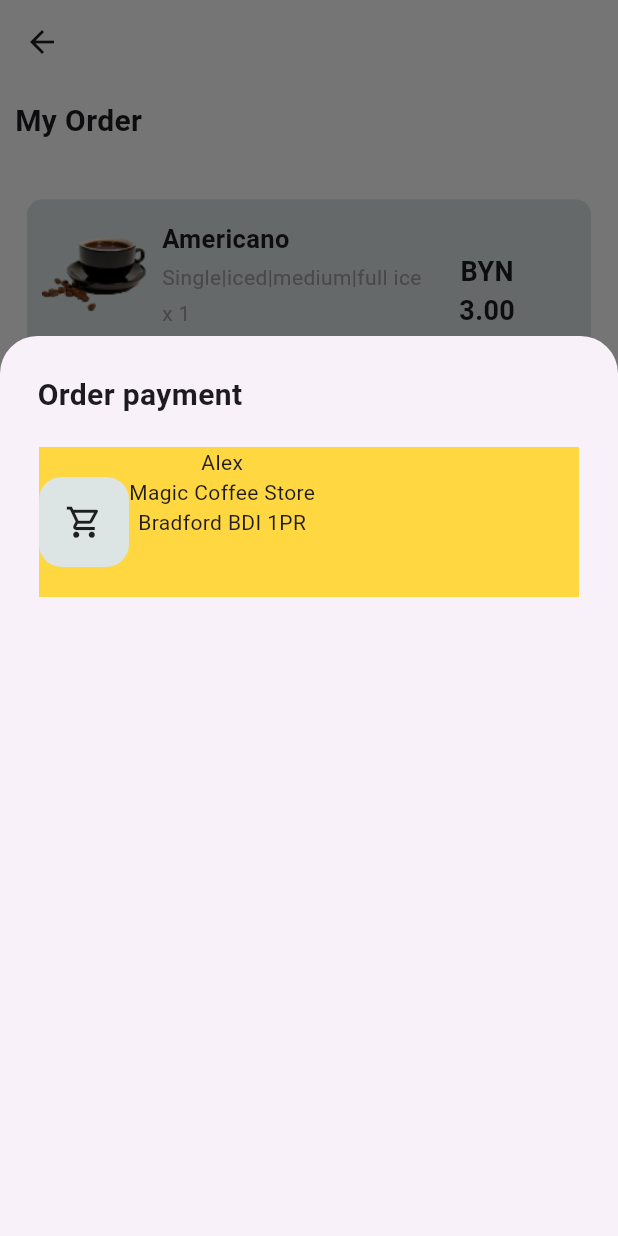
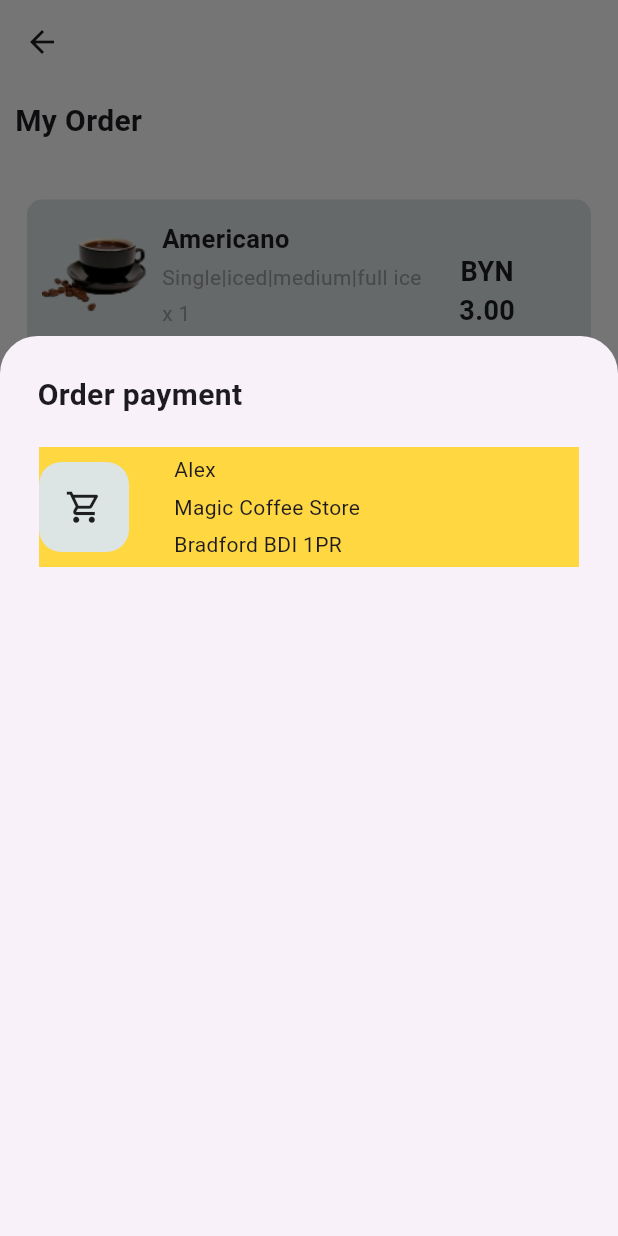
Before and after one commit to AthiraaAthi/CofeeShop_App, a Flutter app: the OrderScreen screen opened directly, after a tap on "Next", on a phone screen of 412 x 824 dp. Run offline on Flutter 3.47's test engine with Material 3 defaults, Android fonts, the phone set to English and light mode, and no system bars; drawn by our look-alikes of flutter_slidable; our stand-ins replace google_fonts, pinput.

Commit message:
added sizedbox and alignment for column

```diff
--- a/lib/view/order_screen/order_screen.dart
+++ b/lib/view/order_screen/order_screen.dart
@@ -209,7 +209,7 @@ class _OrderScreenState extends State<OrderScreen> {
               SizedBox(height: 20),
               Container(
                 color: Colors.amberAccent,
-                height: 100,
+                height: 80,
                 width: 360,
                 child: Row(
                   children: [
@@ -229,7 +229,12 @@ class _OrderScreenState extends State<OrderScreen> {
                         )
                       ],
                     ),
+                    SizedBox(
+                      width: 30,
+                    ),
                     Column(
+                      mainAxisAlignment: MainAxisAlignment.spaceEvenly,
+                      crossAxisAlignment: CrossAxisAlignment.start,
                       children: [
                         Text("Alex"),
                         Text("Magic Coffee Store"),
```
